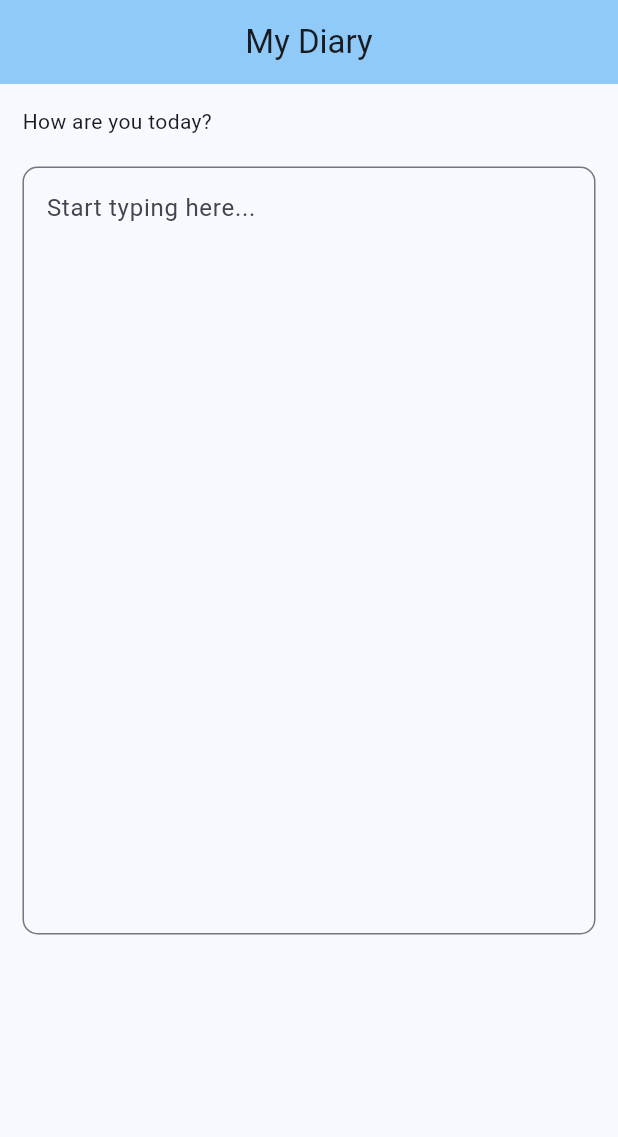
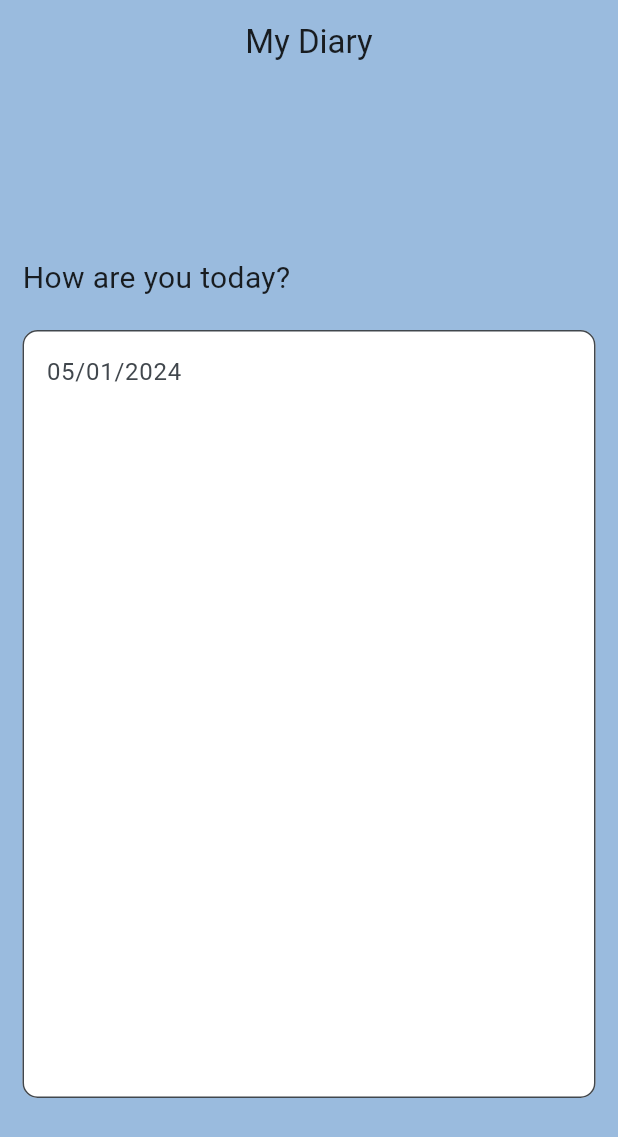
Before and after one commit to jernejakrajcar/droppy, a Flutter app: the screen it shows after launch, on a phone screen of 412 x 824 dp. Shown: the top 1137 px of the screen. Run offline on Flutter 3.47's test engine with Material 3 defaults, Android fonts, the phone set to English and light mode, and no system bars.

Commit message:
popravljen diary screen plus dodani assets

```diff
--- a/lib/screens/diary_screen.dart
+++ b/lib/screens/diary_screen.dart
@@ -9,24 +9,47 @@ class DiaryScreen extends StatelessWidget {
       appBar: AppBar(
         title: const Text('My Diary'),
         centerTitle: true,
-          backgroundColor: Colors.blue[200],
+        backgroundColor: Color.fromARGB(255, 154, 187, 222),
       ),
-        body: ListView(
+      body: Stack(
+        children: [
+          Container(
+            decoration: BoxDecoration(
+              image: DecorationImage(
+                image: AssetImage('assets/droppy.png'),
+                fit: BoxFit.cover,
+              ),
+            ),
+          ),
+          Container(
+            color: Color.fromARGB(
+                255, 154, 187, 222), // Adjust the opacity and color as needed
+          ),
+          ListView(
             padding: EdgeInsets.all(15),
             children: [
-            Text('How are you today?'),
+              const SizedBox(height: 100),
+              Text(
+                'How are you today?',
+                style: TextStyle(fontSize: 20),
+              ),
               const SizedBox(height: 20),
               TextField(
                 maxLines: 20,
                 decoration: InputDecoration(
+                  labelText: '05/01/2024 ',
                   hintText: 'Start typing here...',
-                labelText: 'Start typing here...',
+                  filled: true,
+                  fillColor: Colors.white,
                   alignLabelWithHint: true,
-                border:
-                    OutlineInputBorder(borderRadius: BorderRadius.circular(10)),
+                  border: OutlineInputBorder(
+                      borderRadius: BorderRadius.circular(10)),
                 ),
               )
             ],
-        ));
+          ),
+        ],
+      ),
+    );
   }
 }
--- a/pubspec.yaml
+++ b/pubspec.yaml
@@ -59,7 +59,8 @@ flutter:
   uses-material-design: true
 
   # To add assets to your application, add an assets section, like this:
-  # assets:
+  assets:
+    - assets/droppy.png
   #   - images/a_dot_burr.jpeg
   #   - images/a_dot_ham.jpeg
 
```
Also changed, not shown: assets/droppy.png (added). Lines whose indentation alone changed are shown as unchanged.
